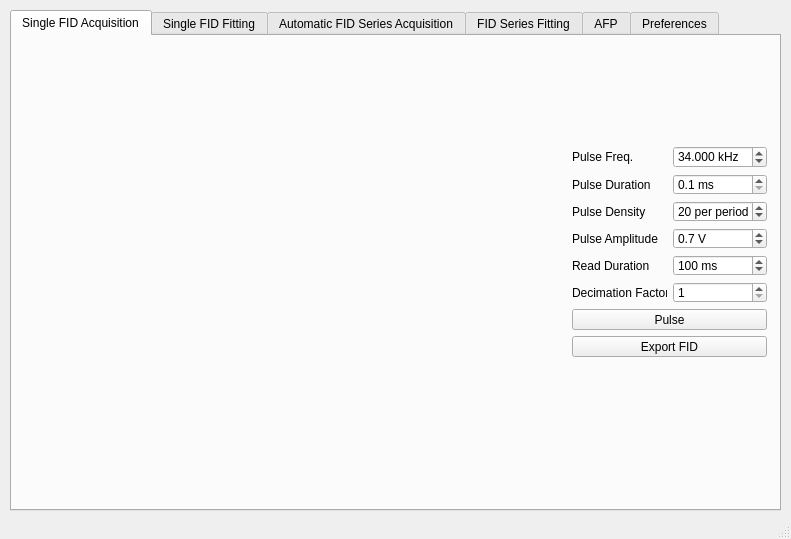
First picture: the form in daq_ui.ui, repository isispolneut/flynn_nmr_control, before the edit.
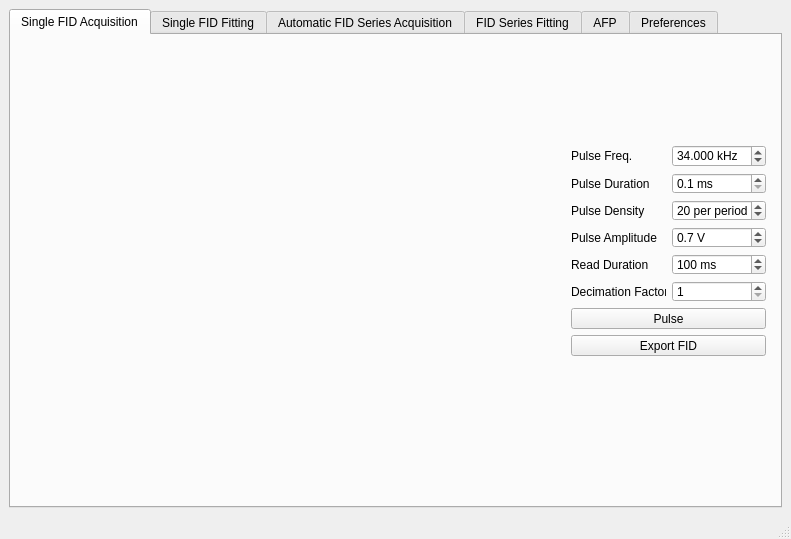
Second picture: the form after the edit.

The edit to the form file:
```diff
--- a/daq_ui.ui
+++ b/daq_ui.ui
@@ -14,14 +14,14 @@
    <string>NMR Control</string>
   </property>
   <widget class="QWidget" name="centralwidget">
+   <layout class="QHBoxLayout" name="horizontalLayout_2">
+    <item>
    <widget class="QTabWidget" name="main_tabs">
-    <property name="geometry">
-     <rect>
-      <x>10</x>
-      <y>10</y>
-      <width>771</width>
-      <height>501</height>
-     </rect>
+      <property name="sizePolicy">
+       <sizepolicy hsizetype="Expanding" vsizetype="Expanding">
+        <horstretch>1</horstretch>
+        <verstretch>1</verstretch>
+       </sizepolicy>
     </property>
     <property name="palette">
      <palette>
@@ -64,6 +64,12 @@
      <number>0</number>
     </property>
     <widget class="QWidget" name="nmr_signaller_tab">
+       <property name="sizePolicy">
+        <sizepolicy hsizetype="Expanding" vsizetype="Expanding">
+         <horstretch>0</horstretch>
+         <verstretch>0</verstretch>
+        </sizepolicy>
+       </property>
      <attribute name="title">
       <string>Single FID Acquisition</string>
      </attribute>
@@ -1646,6 +1652,8 @@
      </widget>
     </widget>
    </widget>
+    </item>
+   </layout>
   </widget>
   <widget class="QStatusBar" name="statusbar"/>
  </widget>
```
Left out of the diff: 12 changed lines with no effect on the pictures. Lines whose indentation alone changed are shown as unchanged.
